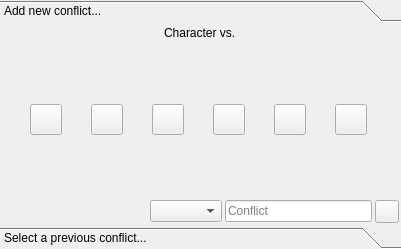
Qt form ui/character_conflict_widget.ui (zkovari/plotlyst) before a commit.
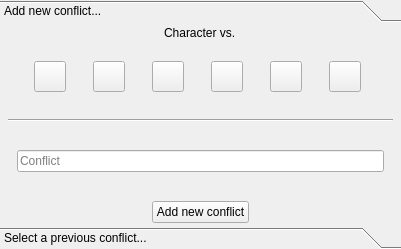
The same form after that commit.

Commit message: Polish conflict selector, closes #1080

The edit to the form file:
```diff
--- a/ui/character_conflict_widget.ui
+++ b/ui/character_conflict_widget.ui
@@ -60,13 +60,13 @@
         <number>3</number>
        </property>
        <property name="leftMargin">
-        <number>2</number>
+        <number>8</number>
        </property>
        <property name="topMargin">
         <number>2</number>
        </property>
        <property name="rightMargin">
-        <number>2</number>
+        <number>8</number>
        </property>
        <property name="bottomMargin">
         <number>2</number>
@@ -94,13 +94,13 @@
            <number>2</number>
           </property>
           <property name="topMargin">
-           <number>2</number>
+           <number>5</number>
           </property>
           <property name="rightMargin">
            <number>2</number>
           </property>
           <property name="bottomMargin">
-           <number>2</number>
+           <number>10</number>
           </property>
           <item>
            <widget class="QToolButton" name="btnCharacter">
@@ -256,53 +256,54 @@
         </widget>
        </item>
        <item>
-        <layout class="QHBoxLayout" name="horizontalLayout_2">
-         <item>
-          <spacer name="horizontalSpacer">
+        <widget class="Line" name="line">
            <property name="orientation">
             <enum>Qt::Horizontal</enum>
            </property>
-           <property name="sizeHint" stdset="0">
-            <size>
-             <width>40</width>
-             <height>20</height>
-            </size>
-           </property>
-          </spacer>
-         </item>
-         <item>
-          <widget class="QComboBox" name="cbCharacter">
-           <property name="maximumSize">
-            <size>
-             <width>100</width>
-             <height>16777215</height>
-            </size>
-           </property>
-          </widget>
-         </item>
+        </widget>
+       </item>
+       <item>
+        <widget class="QWidget" name="wdgEditor" native="true">
+         <layout class="QHBoxLayout" name="horizontalLayout_2">
+          <property name="topMargin">
+           <number>5</number>
+          </property>
+          <property name="bottomMargin">
+           <number>5</number>
+          </property>
          <item>
           <widget class="QLineEdit" name="lineKey">
            <property name="placeholderText">
             <string>Conflict</string>
            </property>
-          </widget>
-         </item>
-         <item>
-          <widget class="QToolButton" name="btnAddNew">
+            <property name="rounded" stdset="0">
+             <bool>true</bool>
+            </property>
+            <property name="white-bg" stdset="0">
+             <bool>true</bool>
+            </property>
+           </widget>
+          </item>
+         </layout>
+        </widget>
+       </item>
+       <item alignment="Qt::AlignHCenter">
+        <widget class="QPushButton" name="btnAddNew">
            <property name="cursor">
             <cursorShape>PointingHandCursor</cursorShape>
            </property>
            <property name="text">
-            <string/>
-           </property>
-           <property name="shortcut">
-            <string>Return</string>
-           </property>
+          <string>Add new conflict</string>
+         </property>
+         <property name="base" stdset="0">
+          <bool>true</bool>
+         </property>
+         <property name="positive" stdset="0">
+          <bool>true</bool>
+         </property>
           </widget>
          </item>
         </layout>
-       </item>
-      </layout>
      </widget>
      <widget class="QWidget" name="page_2">
       <property name="geometry">
```
Left out of the diff: 10 changed lines with no effect on the pictures. Lines whose indentation alone changed are shown as unchanged. The commit also changes 1 other file.
